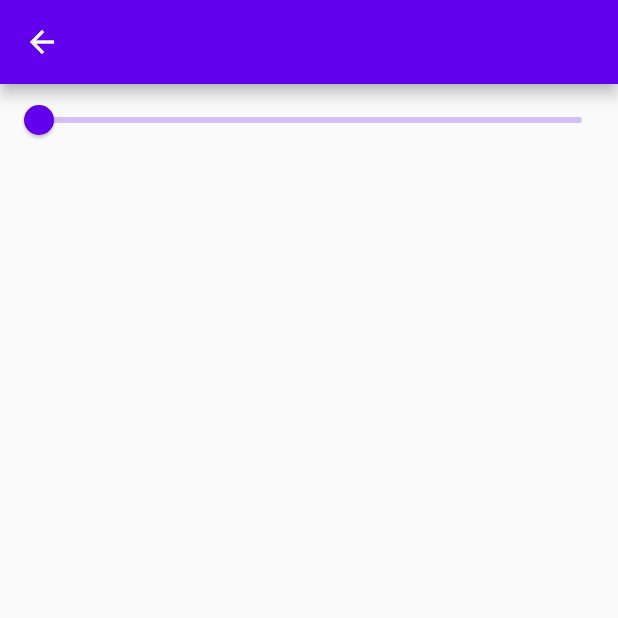
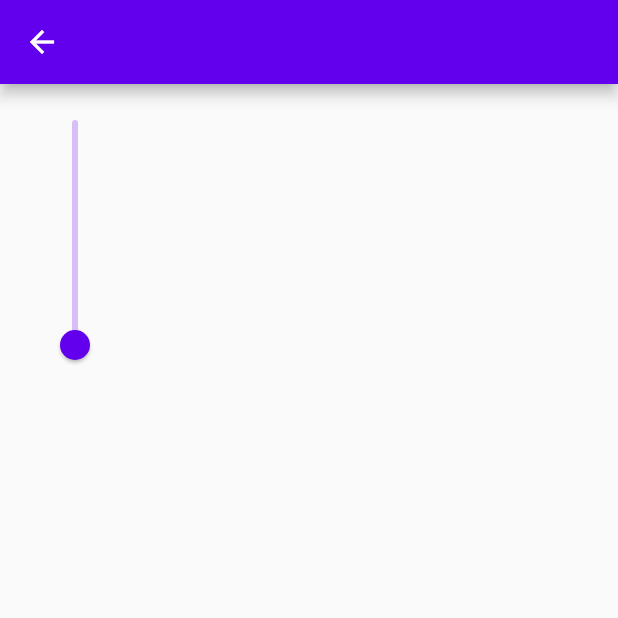
Before and after one commit to AgustinaGF/flutterInputsPractice, a Flutter app: the SliderPage screen opened by its route, on a phone screen of 412 x 824 dp, the top half of it. Run offline on Flutter 3.47's test engine with Material 2 defaults, Android fonts, the phone set to English and light mode, and no system bars.

Commit message:
widget slider 185

```diff
--- a/lib/pages/slider_page.dart
+++ b/lib/pages/slider_page.dart
@@ -19,17 +19,30 @@ class _SliderPageState extends State<SliderPage> {
         width: double.infinity,
         child: Column(
           children: [
-            Slider(
+            Row(
+              children: [
+                SizedBox(
+                  height: 200,
+                  width: 100,
+                  child: RotatedBox(
+                    quarterTurns: 3,
+                    child: Slider(
                       value: _value,
                       label: _value.toString(),
                       min: 0,
                       max: 100,
                       divisions: 100,
                       onChanged: (value) {
-                setState(() {
+                        setState(
+                          () {
                             _value = value.floorToDouble();
-                });
                           },
+                        );
+                      },
+                    ),
+                  ),
+                ),
+              ],
             )
           ],
         ),
```
Lines whose indentation alone changed are shown as unchanged.
